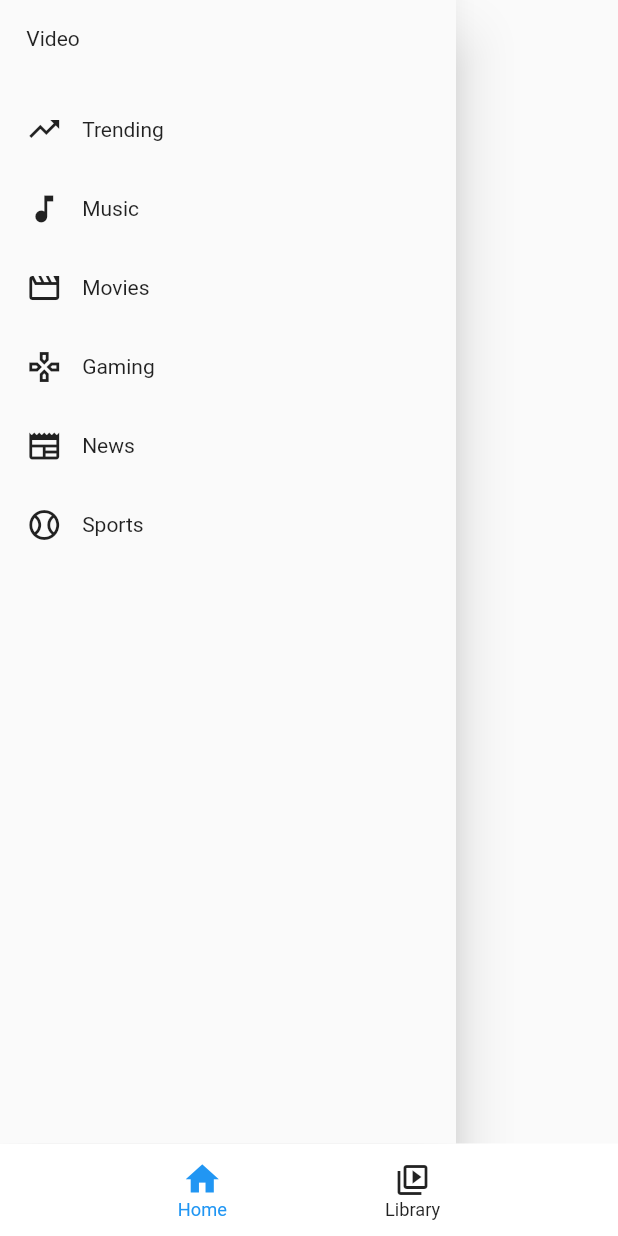
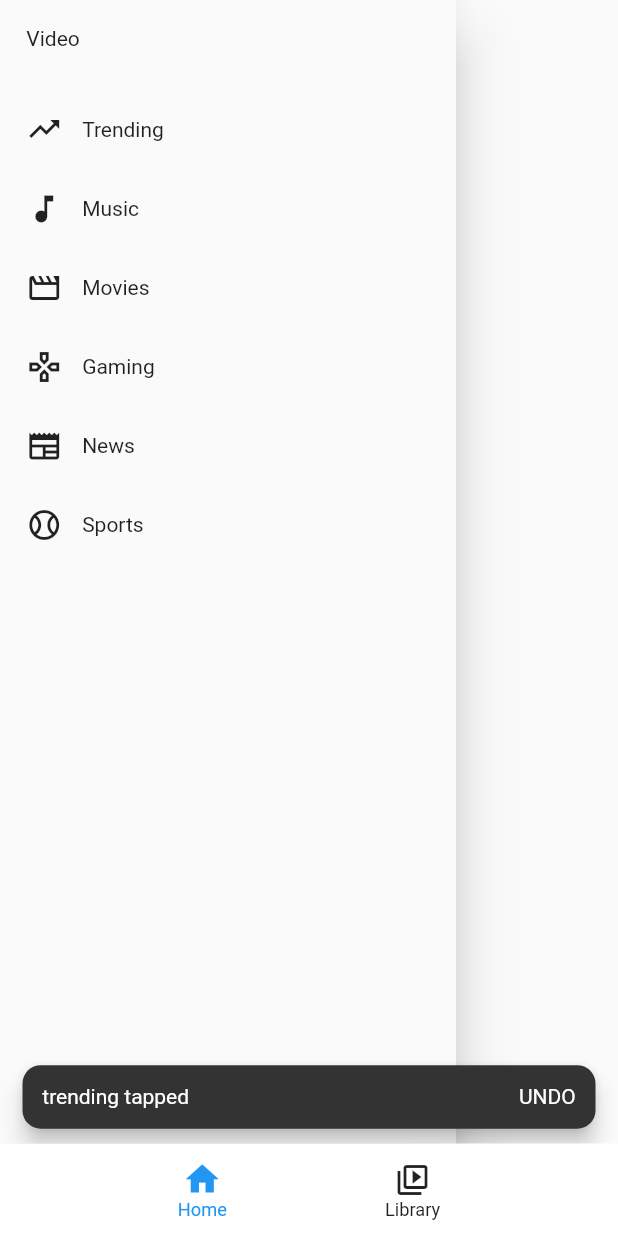
Before and after one commit to yudystriawan/video_app, a Flutter app: the VideoHomeDrawer widget shown alone on an empty page, opened directly, after a tap on "Trending", on a phone screen of 412 x 824 dp. Run offline on Flutter 3.47's test engine with Material 2 defaults, Android fonts, the phone set to English and light mode, and no system bars; our stand-ins replace auto_route, bloc, chewie, dartz, equatable, flutter_bloc and 9 more; missing offline and left inert: miniplayer; accounts and stored records are empty; generated files the repository leaves out were written again; network calls fail.

Commit message:
add toast

```diff
--- a/lib/features/video/presentation/widgets/video_home_drawer.dart
+++ b/lib/features/video/presentation/widgets/video_home_drawer.dart
@@ -1,5 +1,7 @@
 import 'package:flutter/material.dart';
 import 'package:flutter_screenutil/flutter_screenutil.dart';
+
+import '../../../../shared/widgets/toast.dart';
 
 class VideoHomeDrawer extends StatelessWidget {
   const VideoHomeDrawer({
@@ -26,7 +28,11 @@ class VideoHomeDrawer extends StatelessWidget {
               title: const Text('Trending'),
               onTap: () {
                 onMenuTapped.call(() {
-                  debugPrint('trending tapped');
+                  showToast(
+                    context,
+                    title: const Text('trending tapped'),
+                    trailing: const Text('UNDO'),
+                  );
                 });
               },
             ),
@@ -35,7 +41,7 @@ class VideoHomeDrawer extends StatelessWidget {
               title: const Text('Music'),
               onTap: () {
                 onMenuTapped.call(() {
-                  debugPrint('music tapped');
+                  showToast(context, title: const Text('music tapped'));
                 });
               },
             ),
@@ -44,7 +50,7 @@ class VideoHomeDrawer extends StatelessWidget {
               title: const Text('Movies'),
               onTap: () {
                 onMenuTapped.call(() {
-                  debugPrint('movies tapped');
+                  showToast(context, title: const Text('movies tapped'));
                 });
               },
             ),
@@ -53,7 +59,7 @@ class VideoHomeDrawer extends StatelessWidget {
               title: const Text('Gaming'),
               onTap: () {
                 onMenuTapped.call(() {
-                  debugPrint('gaming tapped');
+                  showToast(context, title: const Text('gaming tapped'));
                 });
               },
             ),
@@ -62,7 +68,7 @@ class VideoHomeDrawer extends StatelessWidget {
               title: const Text('News'),
               onTap: () {
                 onMenuTapped.call(() {
-                  debugPrint('news tapped');
+                  showToast(context, title: const Text('news tapped'));
                 });
               },
             ),
@@ -71,7 +77,7 @@ class VideoHomeDrawer extends StatelessWidget {
               title: const Text('Sports'),
               onTap: () {
                 onMenuTapped.call(() {
-                  debugPrint('sports tapped');
+                  showToast(context, title: const Text('sports tapped'));
                 });
               },
             ),
--- /dev/null
+++ b/lib/shared/widgets/toast.dart
@@ -0,0 +1,30 @@
+import 'package:flutter/material.dart';
+import 'package:flutter_screenutil/flutter_screenutil.dart';
+
+void showToast(
+  BuildContext context, {
+  required Widget title,
+  Widget? leading,
+  Widget? trailing,
+}) {
+  final content = Row(
+    children: [
+      if (leading != null) ...[leading, SizedBox(width: 12.w)],
+      Expanded(child: title),
+      if (trailing != null) trailing,
+    ],
+  );
+  ScaffoldMessenger.of(context).showSnackBar(_createSnackbar(content));
+}
+
+SnackBar _createSnackbar(Widget content) {
+  return SnackBar(
+    content: content,
+    behavior: SnackBarBehavior.floating,
+    duration: const Duration(milliseconds: 1500),
+    padding: EdgeInsets.all(12.w),
+    shape: RoundedRectangleBorder(
+      borderRadius: BorderRadius.circular(12.r),
+    ),
+  );
+}
```
